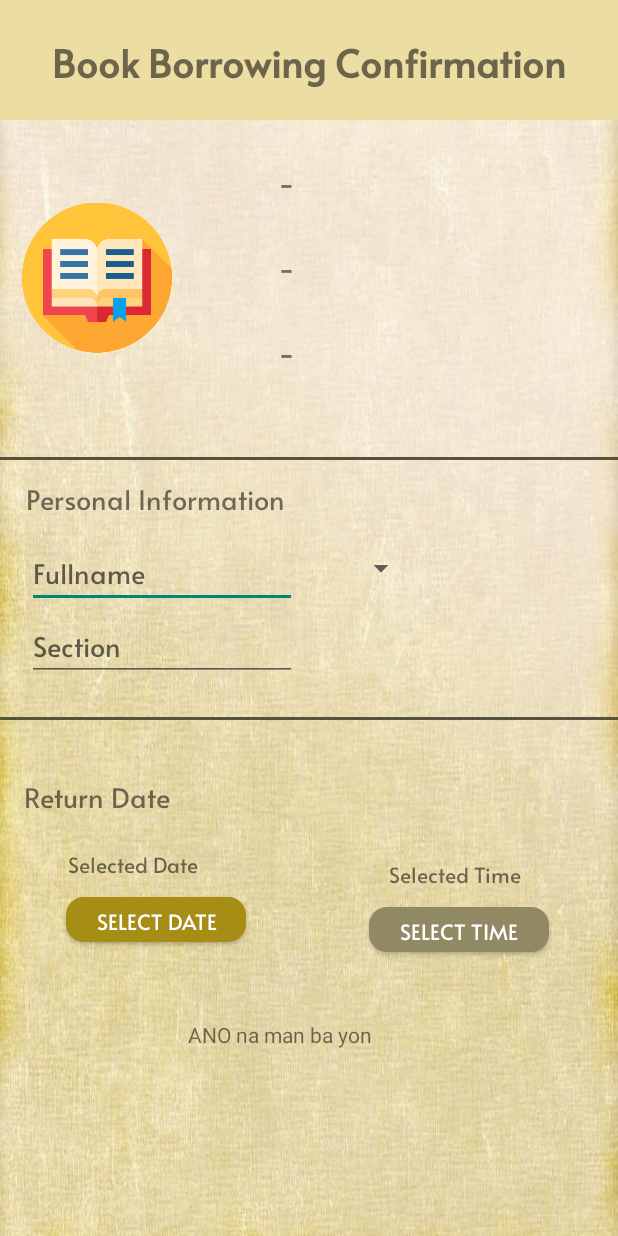
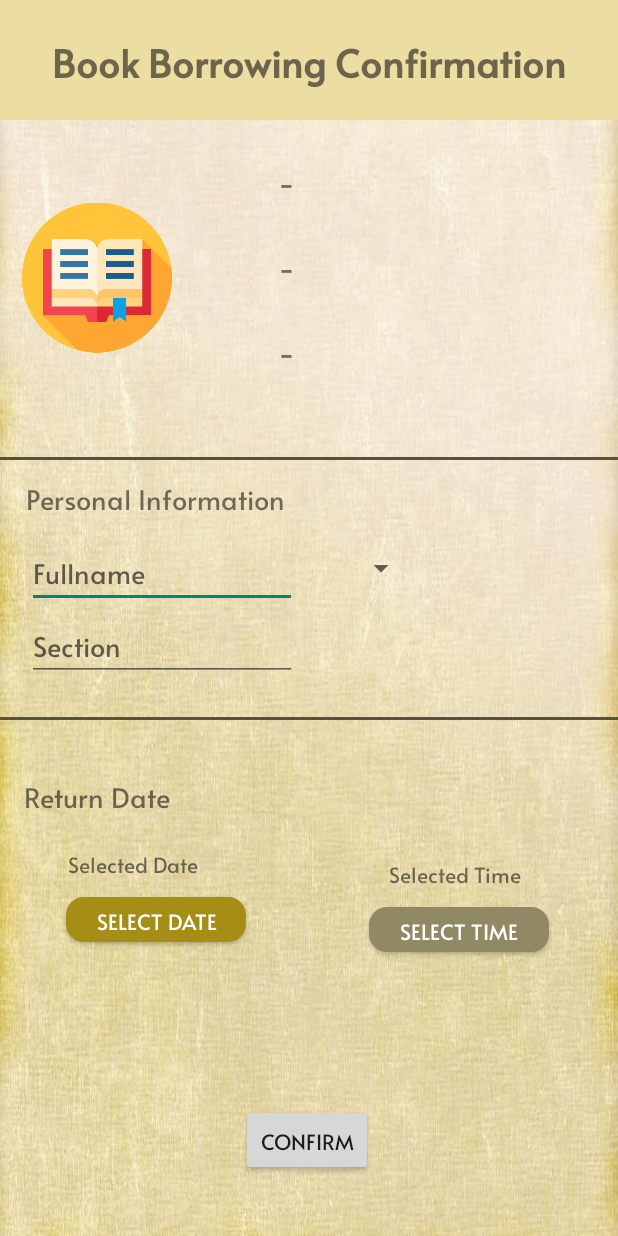
Before and after one commit to kar1man/Library-Android-UI-Controls-, an Android app: the layout activity_borrow_form.xml on its own in the app's theme, with its tools: preview values and no code run, on a phone screen of 412 x 824 dp. Run offline under Robolectric (Android 15) with nearby library versions, the phone set to English and light mode, and no system bars; Roboto replaces fonts that are not available here.

Commit message:
latest pinakamaangas

```diff
--- a/app/src/main/res/layout/activity_borrow_form.xml
+++ b/app/src/main/res/layout/activity_borrow_form.xml
@@ -108,17 +108,6 @@
         app:layout_constraintTop_toBottomOf="@+id/firstName"
         app:layout_constraintVertical_bias="0.0" />
 
-    <TextView
-        android:id="@+id/anoNa"
-        android:layout_width="wrap_content"
-        android:layout_height="wrap_content"
-        android:layout_marginTop="52dp"
-        android:text="ANO na man ba yon"
-        app:layout_constraintEnd_toEndOf="parent"
-        app:layout_constraintHorizontal_bias="0.434"
-        app:layout_constraintStart_toStartOf="parent"
-        app:layout_constraintTop_toBottomOf="@+id/datePicker" />
-
     <ImageView
         android:id="@+id/bookPicture"
         android:layout_width="100dp"
@@ -200,9 +189,9 @@
         android:id="@+id/datePicker"
         android:layout_width="120dp"
         android:layout_height="30dp"
+        android:layout_marginTop="12dp"
         android:background="@drawable/rounded_button"
         android:backgroundTint="#A68D16"
-        android:layout_marginTop="12dp"
         android:fontFamily="@font/alata"
         android:text="Select Date"
         android:textColor="@color/white"
@@ -251,5 +240,28 @@
         app:layout_constraintStart_toStartOf="@+id/timeTxt"
         app:layout_constraintTop_toBottomOf="@+id/timeTxt" />
 
+    <ProgressBar
+        android:id="@+id/progress"
+        android:layout_width="match_parent"
+        android:layout_height="wrap_content"
+        app:layout_constraintBottom_toBottomOf="parent"
+        app:layout_constraintEnd_toEndOf="parent"
+        app:layout_constraintHorizontal_bias="0.0"
+        app:layout_constraintStart_toStartOf="parent"
+        android:visibility="gone"
+        app:layout_constraintTop_toTopOf="parent" />
+
+    <Button
+        android:id="@+id/confirmBtn"
+        android:layout_width="wrap_content"
+        android:layout_height="wrap_content"
+        android:layout_marginStart="5dp"
+        android:layout_marginBottom="40dp"
+        android:fontFamily="@font/alata"
+        android:text="Confirm"
+        app:layout_constraintBottom_toBottomOf="parent"
+        app:layout_constraintEnd_toStartOf="@+id/timePicker"
+        app:layout_constraintHorizontal_bias="0.8"
+        app:layout_constraintStart_toEndOf="@+id/datePicker" />
 
 </androidx.constraintlayout.widget.ConstraintLayout>
```
Also changed, not shown: app/src/main/java/com/example/androiduicontrols/borrowForm.java (+114 -1 lines), app/src/main/res/layout/overlay_user_details.xml (added, +104 -0 lines).
